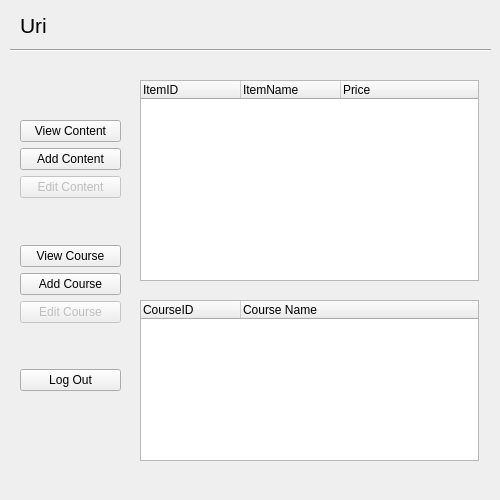
Qt form ClientSide/loginPage.ui (MarkWilkes/CText) before a commit.
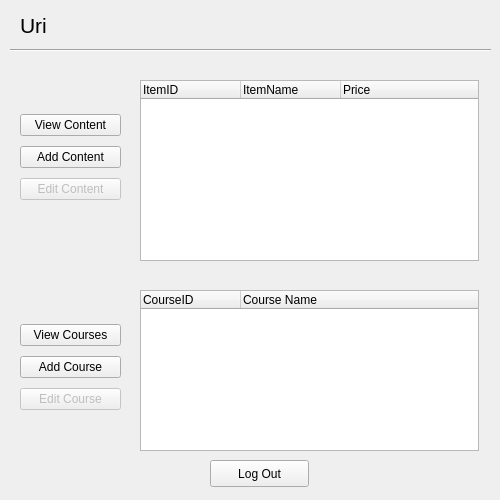
The same form after that commit. The open tabs and pages were chosen to show the change.

```diff
--- a/ClientSide/loginPage.ui
+++ b/ClientSide/loginPage.ui
@@ -250,7 +250,7 @@
         <x>140</x>
         <y>80</y>
         <width>339</width>
-        <height>201</height>
+        <height>181</height>
        </rect>
       </property>
       <column>
@@ -304,53 +304,16 @@
       <property name="geometry">
        <rect>
         <x>20</x>
-        <y>120</y>
+        <y>320</y>
         <width>101</width>
-        <height>271</height>
+        <height>95</height>
        </rect>
       </property>
       <layout class="QVBoxLayout" name="verticalLayout_3">
-       <item>
-        <widget class="QPushButton" name="viewContent_button">
-         <property name="text">
-          <string>View Content</string>
-         </property>
-        </widget>
-       </item>
-       <item>
-        <widget class="QPushButton" name="addContent_button">
-         <property name="text">
-          <string>Add Content</string>
-         </property>
-        </widget>
-       </item>
-       <item>
-        <widget class="QPushButton" name="editContent_button">
-         <property name="enabled">
-          <bool>false</bool>
-         </property>
-         <property name="text">
-          <string>Edit Content</string>
-         </property>
-        </widget>
-       </item>
-       <item>
-        <spacer name="verticalSpacer_3">
-         <property name="orientation">
-          <enum>Qt::Vertical</enum>
-         </property>
-         <property name="sizeHint" stdset="0">
-          <size>
-           <width>20</width>
-           <height>40</height>
-          </size>
-         </property>
-        </spacer>
-       </item>
        <item>
         <widget class="QPushButton" name="viewCourse_button">
          <property name="text">
-          <string>View Course</string>
+          <string>View Courses</string>
          </property>
         </widget>
        </item>
@@ -371,33 +334,13 @@
          </property>
         </widget>
        </item>
-       <item>
-        <spacer name="verticalSpacer_2">
-         <property name="orientation">
-          <enum>Qt::Vertical</enum>
-         </property>
-         <property name="sizeHint" stdset="0">
-          <size>
-           <width>20</width>
-           <height>40</height>
-          </size>
-         </property>
-        </spacer>
-       </item>
-       <item>
-        <widget class="QPushButton" name="logout_button_2">
-         <property name="text">
-          <string>Log Out</string>
-         </property>
-        </widget>
-       </item>
       </layout>
      </widget>
      <widget class="QTreeWidget" name="CmViewList_2">
       <property name="geometry">
        <rect>
         <x>140</x>
-        <y>300</y>
+        <y>290</y>
         <width>339</width>
         <height>161</height>
        </rect>
@@ -413,6 +356,55 @@
        </property>
       </column>
      </widget>
+     <widget class="QWidget" name="verticalLayoutWidget_3">
+      <property name="geometry">
+       <rect>
+        <x>20</x>
+        <y>110</y>
+        <width>101</width>
+        <height>95</height>
+       </rect>
+      </property>
+      <layout class="QVBoxLayout" name="verticalLayout_12">
+       <item>
+        <widget class="QPushButton" name="viewContent_button">
+         <property name="text">
+          <string>View Content</string>
+         </property>
+        </widget>
+       </item>
+       <item>
+        <widget class="QPushButton" name="addContent_button">
+         <property name="text">
+          <string>Add Content</string>
+         </property>
+        </widget>
+       </item>
+       <item>
+        <widget class="QPushButton" name="editContent_button">
+         <property name="enabled">
+          <bool>false</bool>
+         </property>
+         <property name="text">
+          <string>Edit Content</string>
+         </property>
+        </widget>
+       </item>
+      </layout>
+     </widget>
+     <widget class="QPushButton" name="logout_button_2">
+      <property name="geometry">
+       <rect>
+        <x>210</x>
+        <y>460</y>
+        <width>99</width>
+        <height>27</height>
+       </rect>
+      </property>
+      <property name="text">
+       <string>Log Out</string>
+      </property>
+     </widget>
     </widget>
     <widget class="QWidget" name="addContentPage">
      <widget class="QLabel" name="error_label">
```
Left out of the diff: 2 changed lines with no effect on the pictures.
